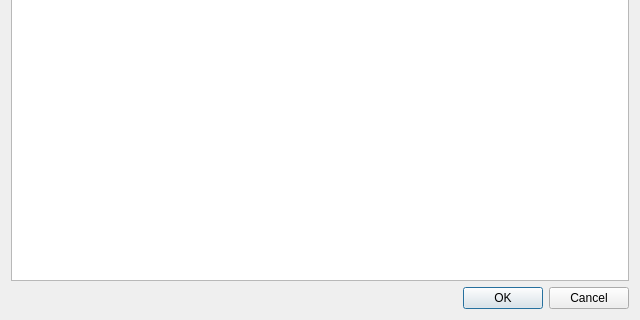
First picture: the form in DialogImageHistory.ui, repository Takashi-Inoue/EzPuzzles, before the edit; both pictures show x 0 to 640 and y 160 to 480 of the 640 by 480 pixel window.
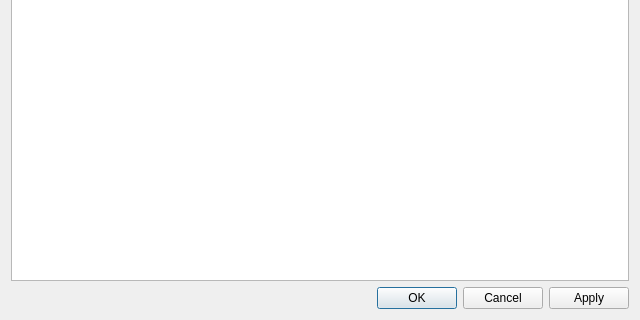
Second picture: the form after the edit.

Diff of the .ui file:
```diff
--- a/DialogImageHistory.ui
+++ b/DialogImageHistory.ui
@@ -65,7 +65,10 @@
       <enum>Qt::Horizontal</enum>
      </property>
      <property name="standardButtons">
-      <set>QDialogButtonBox::Cancel|QDialogButtonBox::Ok</set>
+      <set>QDialogButtonBox::Apply|QDialogButtonBox::Cancel|QDialogButtonBox::Ok</set>
+     </property>
+     <property name="centerButtons">
+      <bool>false</bool>
      </property>
     </widget>
    </item>
```
